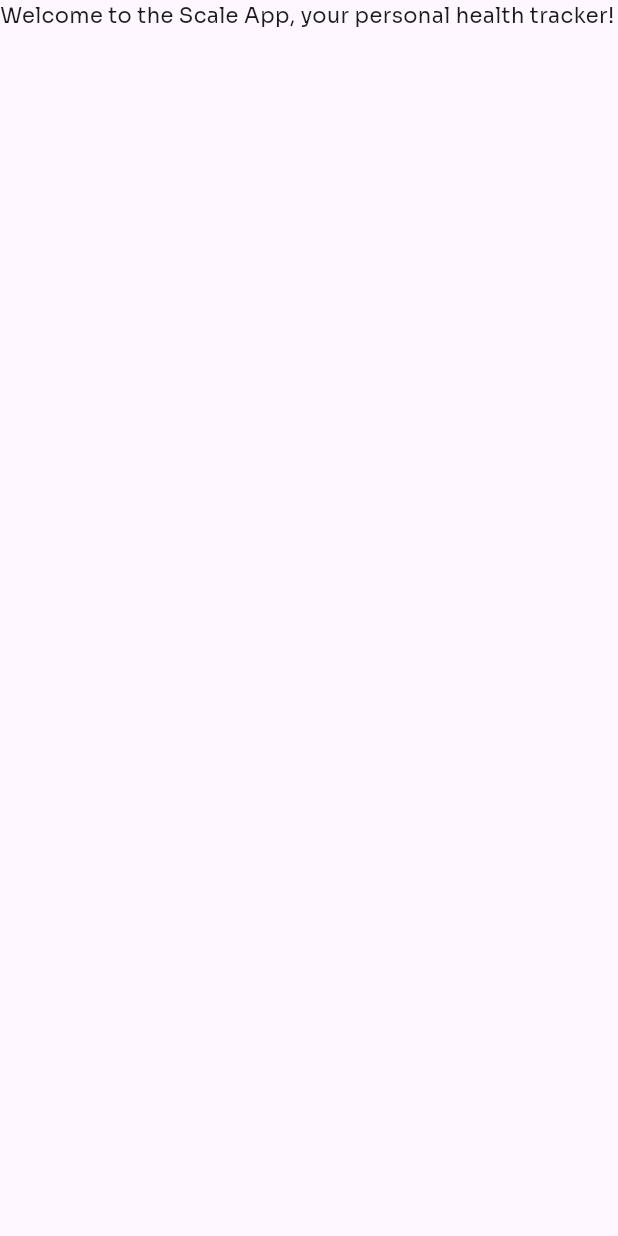
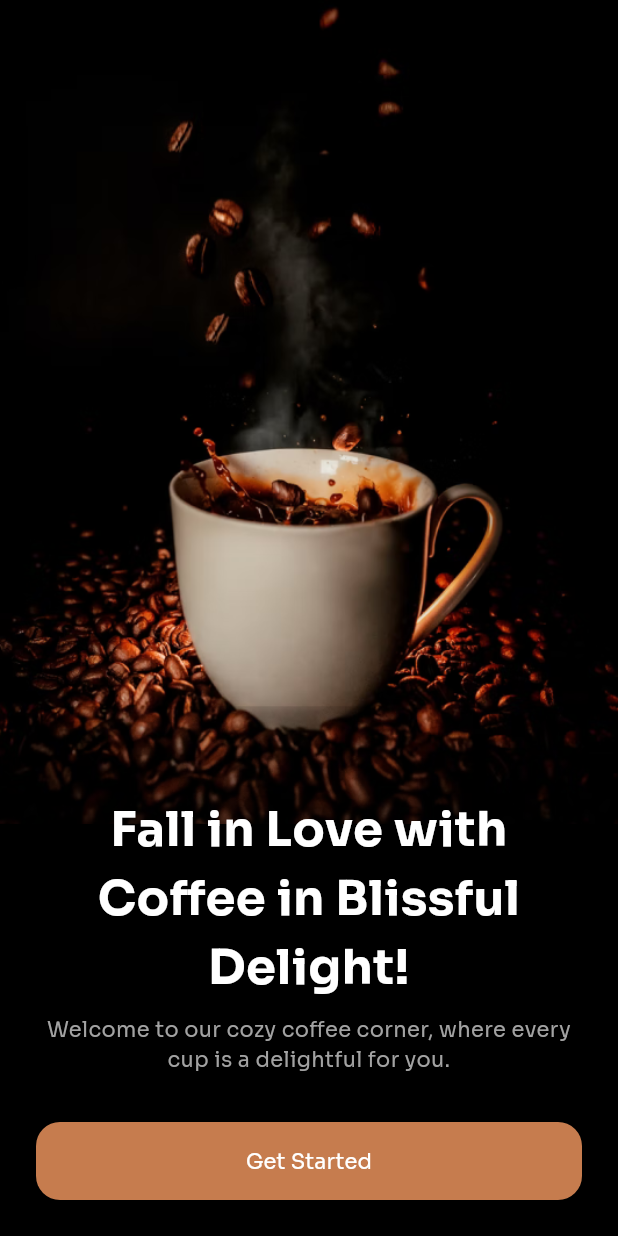
Before and after one commit to fadhildwia/coffee-shop-mobile-apps-flutter, a Flutter app: the screen it shows after launch, on a phone screen of 412 x 824 dp. Run offline on Flutter 3.47's test engine with Material 3 defaults, Android fonts, the phone set to English and light mode, and no system bars.

Commit message:
add onboarding screen

```diff
--- a/analysis_options.yaml
+++ b/analysis_options.yaml
@@ -23,6 +23,5 @@ linter:
   rules:
     # avoid_print: false  # Uncomment to disable the `avoid_print` rule
     # prefer_single_quotes: true  # Uncomment to enable the `prefer_single_quotes` rule
-
 # Additional information about this file can be found at
 # https://dart.dev/guides/language/analysis-options
--- a/lib/screens/onboarding_screen.dart
+++ b/lib/screens/onboarding_screen.dart
@@ -1,3 +1,4 @@
+import 'package:coffee_shop_mobile_apps/utils/assets.dart';
 import 'package:flutter/material.dart';
 
 class OnboardingScreen extends StatelessWidget {
@@ -5,15 +6,89 @@ class OnboardingScreen extends StatelessWidget {
 
   @override
   Widget build(BuildContext context) {
+    final double screenHeight = MediaQuery.of(context).size.height;
+    final double imageHeight = screenHeight * 2 / 3;
+    final double textAreaHeight = screenHeight * 3 / 7;
+
     return Scaffold(
-      body: SafeArea(
-        child: Container(
-          child: Column(
-            children: [
-              Text('Welcome to the Scale App, your personal health tracker!')
-            ],
+      backgroundColor: Colors.black,
+      body: Stack(
+        children: [
+          Container(
+            height: imageHeight,
+            width: double.infinity,
+            child: Image.asset(
+              '${AssetPath.imagePath}/coffee-6.png',
+              fit: BoxFit.cover,
+            ),
           ),
-        ),
+          Align(
+            alignment: Alignment.bottomCenter,
+            child: Container(
+              padding: EdgeInsets.all(24),
+              alignment: Alignment.bottomCenter,
+              height: textAreaHeight,
+              width: double.infinity,
+              decoration: BoxDecoration(
+                gradient: LinearGradient(
+                  colors: [
+                    Colors.black.withOpacity(0.1),
+                    Colors.black,
+                  ],
+                  begin: Alignment.topCenter,
+                  end: Alignment.center,
+                ),
+              ),
+              child: Column(
+                mainAxisAlignment: MainAxisAlignment.end,
+                children: [
+                  const Text(
+                    'Fall in Love with Coffee in Blissful Delight!',
+                    style: TextStyle(
+                      color: Colors.white,
+                      fontSize: 32,
+                      fontWeight: FontWeight.w600,
+                    ),
+                    textAlign: TextAlign.center,
+                  ),
+                  const SizedBox(height: 8),
+                  const Text(
+                    'Welcome to our cozy coffee corner, where every cup is a delightful for you.',
+                    style: TextStyle(
+                      color: Color.fromRGBO(162, 162, 162, 1),
+                      fontSize: 14,
+                    ),
+                    textAlign: TextAlign.center,
+                  ),
+                  const SizedBox(height: 32),
+                  SizedBox(
+                    width: double.infinity,
+                    child: FilledButton(
+                      onPressed: () {},
+                      style: ButtonStyle(
+                        backgroundColor: WidgetStateProperty.all<Color>(
+                          const Color.fromRGBO(198, 124, 78, 1),
+                        ),
+                        padding: WidgetStateProperty.all<EdgeInsets>(
+                          const EdgeInsets.symmetric(vertical: 16.0),
+                        ),
+                        shape: WidgetStateProperty.all<RoundedRectangleBorder>(
+                          RoundedRectangleBorder(
+                            borderRadius: BorderRadius.circular(16.0),
+                          ),
+                        ),
+                      ),
+                      child: const Text(
+                        'Get Started',
+                        style: TextStyle(color: Colors.white),
+                      ),
+                    ),
+                  ),
+                ],
+              ),
+            ),
+          ),
+        ],
       ),
     );
   }
--- a/lib/utils/assets.dart
+++ b/lib/utils/assets.dart
@@ -1,4 +1,4 @@
-class Assets {
+class AssetPath {
   static const imagePath = 'assets/images';
   static const iconPath = 'assets/icons';
 }
```
Also changed, not shown: assets/images/coffee-6.png.
